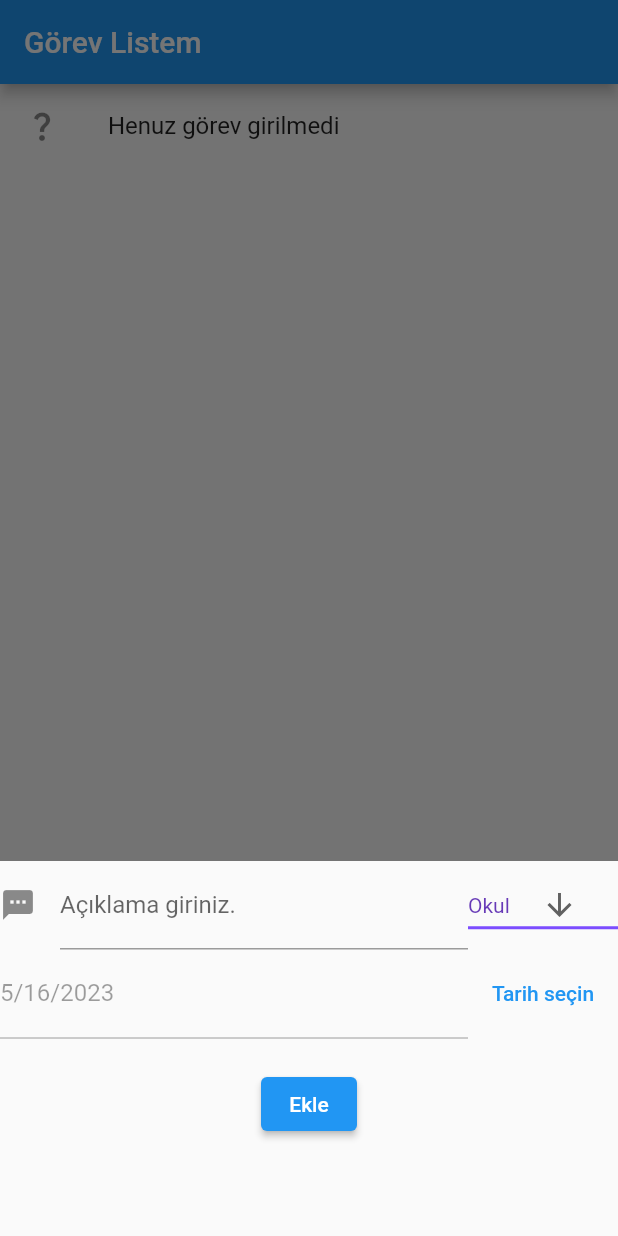
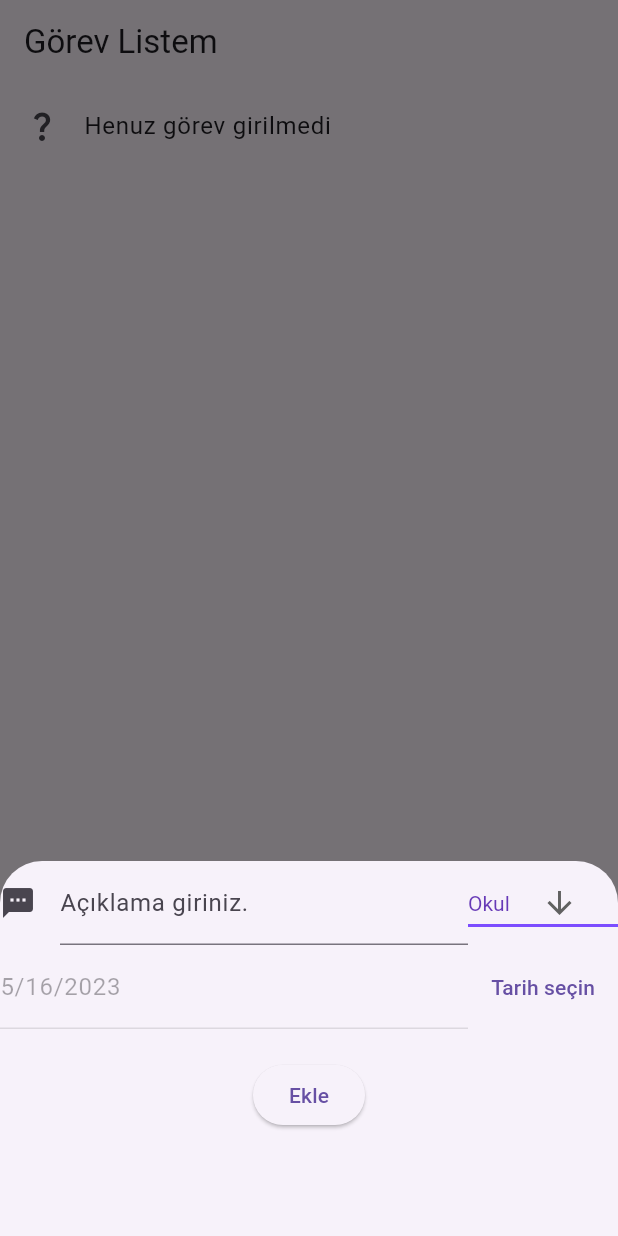
Before and after one commit to otuzoglu/form_uygulamalari, a Flutter app: the screen it shows after launch, after a tap on the "add" icon, on a phone screen of 412 x 824 dp. Run offline on Flutter 3.47's test engine with Material 2 defaults, Android fonts, the phone set to English and light mode, and no system bars.

Commit message:
Material design and Simge to String

```diff
--- a/lib/main.dart
+++ b/lib/main.dart
@@ -1,3 +1,5 @@
+// ignore_for_file: prefer_const_constructors
+
 import 'package:flutter/material.dart';
 
 import 'modals/gorevmodeli.dart';
@@ -11,7 +13,9 @@ class MyApp extends StatelessWidget {
 
   @override
   Widget build(BuildContext context) {
-    return const MaterialApp(
+    return MaterialApp(
+      debugShowCheckedModeBanner: false,
+      theme: ThemeData(useMaterial3: true),
       title: 'Material App',
       home: Gorevler(),
     );
@@ -32,7 +36,7 @@ class _GorevlerState extends State<Gorevler> {
   void _gorevEkle({
     required String baslik,
     required DateTime tarih,
-    required Icon simge,
+    required String simge,
   }) {
     setState(() {
       _gorevler.add(
@@ -47,9 +51,10 @@ class _GorevlerState extends State<Gorevler> {
     _gorevSayisi++;
   }
 
-  void _gorevSil(num _gorevId) {
+  void _gorevSil(int gorevId) {
     setState(() {
-      _gorevler.remove((_gorev) => _gorev.id == _gorevId);
+      //_gorevler.remove(2);
+      _gorevler.removeWhere((gorev) => gorev.id == gorevId);
     });
   }
 
--- a/lib/modals/gorevmodeli.dart
+++ b/lib/modals/gorevmodeli.dart
@@ -1,10 +1,12 @@
+// ignore_for_file: prefer_const_constructors
+
 import 'package:flutter/material.dart';
 
 class GorevModeli {
-  num id;
+  int id;
   String baslik;
   DateTime tarih;
-  Icon simge;
+  String simge;
 
   GorevModeli(
       {required this.id,
@@ -12,3 +14,26 @@ class GorevModeli {
       required this.tarih,
       required this.simge});
 }
+
+Map<String, Icon> simge = {
+  "Okul": Icon(
+    Icons.school,
+    color: Colors.red,
+    size: 32,
+  ),
+  "Ev": Icon(
+    Icons.home,
+    color: Colors.green,
+    size: 32,
+  ),
+  "Eğlence": Icon(
+    Icons.videogame_asset,
+    color: Colors.blueAccent,
+    size: 32,
+  ),
+  "İş": Icon(
+    Icons.work,
+    color: Colors.blueAccent,
+    size: 32,
+  ),
+};
```
Also changed, not shown: lib/widgets/gorevlistesi.dart (+7 -3 lines), lib/widgets/yenigorev.dart (+3 -26 lines), pubspec.lock.
